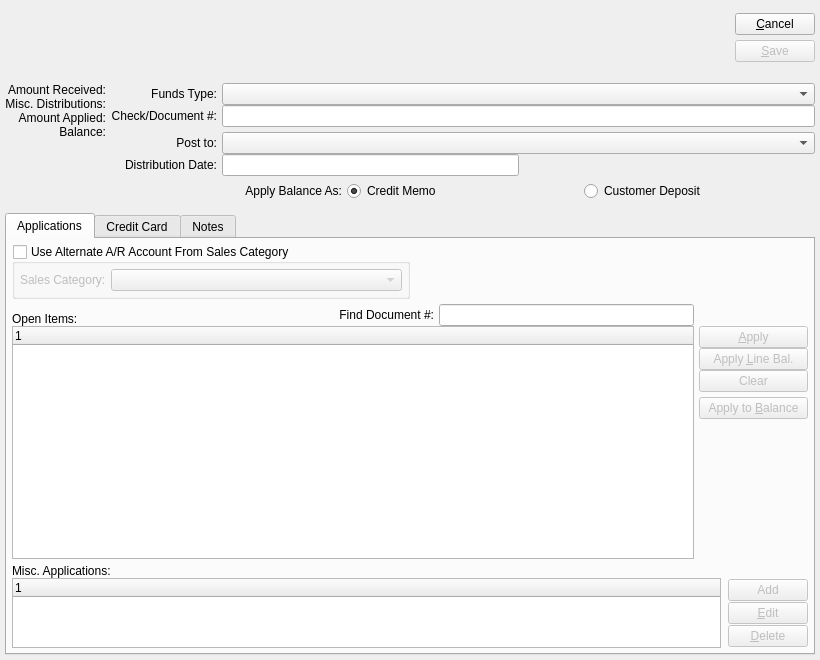
First picture: the form in xtuple/trunk/guiclient/cashReceipt.ui, repository WooodHead/xtuple, before the edit.
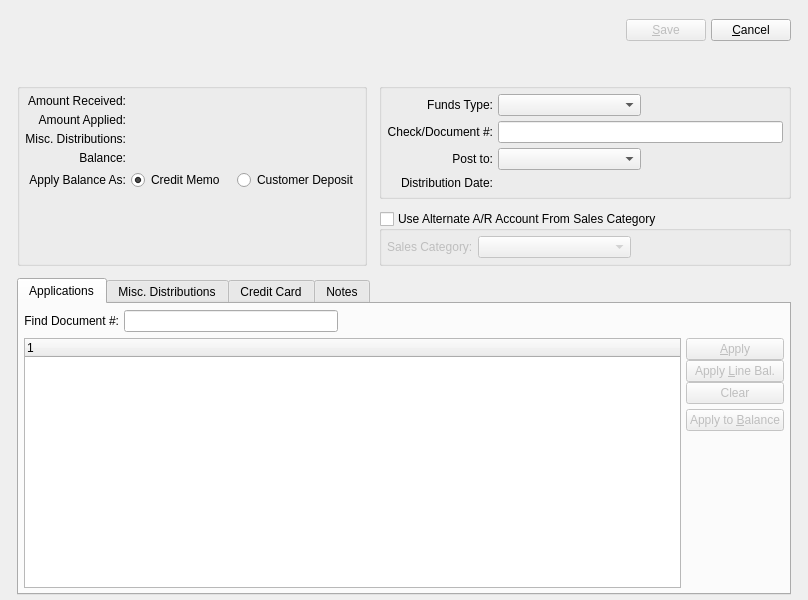
Second picture: the form after the edit. Custom widgets are drawn as their Qt base class.

Commit message: issue #7240:  Tidy up cash receipt window.  Touch up layout spacing on a couple others.

Patch:
```diff
--- a/xtuple/trunk/guiclient/cashReceipt.ui
+++ b/xtuple/trunk/guiclient/cashReceipt.ui
@@ -5,8 +5,8 @@
    <rect>
     <x>0</x>
     <y>0</y>
-    <width>820</width>
-    <height>660</height>
+    <width>808</width>
+    <height>600</height>
    </rect>
   </property>
   <property name="windowTitle" >
@@ -16,13 +16,19 @@
    <layout class="QGridLayout" >
     <item row="0" column="0" >
      <layout class="QGridLayout" >
+      <property name="leftMargin" >
+       <number>12</number>
+      </property>
+      <property name="rightMargin" >
+       <number>12</number>
+      </property>
       <property name="horizontalSpacing" >
        <number>12</number>
       </property>
       <property name="verticalSpacing" >
        <number>12</number>
       </property>
-      <item row="0" column="0" >
+      <item row="0" column="0" colspan="2" >
        <layout class="QHBoxLayout" >
         <item>
          <widget class="CustCluster" name="_cust" >
@@ -41,31 +47,16 @@
           </property>
           <property name="sizeHint" >
            <size>
-            <width>371</width>
+            <width>271</width>
             <height>66</height>
            </size>
           </property>
          </spacer>
         </item>
-       </layout>
-      </item>
-      <item row="0" column="1" >
-       <layout class="QVBoxLayout" >
-        <property name="spacing" >
-         <number>0</number>
-        </property>
         <item>
          <layout class="QVBoxLayout" >
-          <property name="spacing" >
-           <number>5</number>
-          </property>
           <item>
-           <widget class="QPushButton" name="_close" >
-            <property name="text" >
-             <string>&amp;Cancel</string>
-            </property>
-           </widget>
-          </item>
+           <layout class="QHBoxLayout" >
           <item>
            <widget class="QPushButton" name="_save" >
             <property name="enabled" >
@@ -85,6 +76,13 @@
             </property>
            </widget>
           </item>
+            <item>
+             <widget class="QPushButton" name="_close" >
+              <property name="text" >
+               <string>&amp;Cancel</string>
+              </property>
+             </widget>
+            </item>
          </layout>
         </item>
         <item>
@@ -97,34 +95,29 @@
           </property>
           <property name="sizeHint" >
            <size>
-            <width>10</width>
-            <height>0</height>
+              <width>81</width>
+              <height>16</height>
            </size>
           </property>
          </spacer>
         </item>
        </layout>
       </item>
-      <item row="1" column="0" colspan="2" >
-       <layout class="QHBoxLayout" >
-        <property name="spacing" >
-         <number>5</number>
+       </layout>
+      </item>
+      <item rowspan="2" row="1" column="0" >
+       <widget class="QGroupBox" name="_amountGroup" >
+        <property name="title" >
+         <string/>
         </property>
-        <item>
          <layout class="QGridLayout" >
-          <property name="horizontalSpacing" >
-           <number>0</number>
-          </property>
-          <property name="verticalSpacing" >
-           <number>0</number>
-          </property>
           <item row="0" column="0" >
            <widget class="QLabel" name="_receivedLit" >
             <property name="text" >
              <string>Amount Received:</string>
             </property>
             <property name="alignment" >
-             <set>Qt::AlignRight|Qt::AlignTop|Qt::AlignTrailing</set>
+            <set>Qt::AlignRight|Qt::AlignTrailing|Qt::AlignVCenter</set>
             </property>
            </widget>
           </item>
@@ -136,29 +129,6 @@
            </widget>
           </item>
           <item row="1" column="0" >
-           <widget class="QLabel" name="_miscDistribsLit" >
-            <property name="sizePolicy" >
-             <sizepolicy vsizetype="Fixed" hsizetype="Preferred" >
-              <horstretch>0</horstretch>
-              <verstretch>0</verstretch>
-             </sizepolicy>
-            </property>
-            <property name="text" >
-             <string>Misc. Distributions:</string>
-            </property>
-            <property name="alignment" >
-             <set>Qt::AlignRight|Qt::AlignTrailing|Qt::AlignVCenter</set>
-            </property>
-           </widget>
-          </item>
-          <item row="1" column="1" >
-           <widget class="CurrDisplay" name="_miscDistribs" >
-            <property name="focusPolicy" >
-             <enum>Qt::NoFocus</enum>
-            </property>
-           </widget>
-          </item>
-          <item row="2" column="0" >
            <widget class="QLabel" name="_amountAppliedLit" >
             <property name="sizePolicy" >
              <sizepolicy vsizetype="Fixed" hsizetype="Preferred" >
@@ -174,13 +144,36 @@
             </property>
            </widget>
           </item>
-          <item row="2" column="1" >
+         <item row="1" column="1" >
            <widget class="CurrDisplay" name="_applied" >
             <property name="focusPolicy" >
              <enum>Qt::NoFocus</enum>
             </property>
            </widget>
           </item>
+         <item row="2" column="0" >
+          <widget class="QLabel" name="_miscDistribsLit" >
+           <property name="sizePolicy" >
+            <sizepolicy vsizetype="Fixed" hsizetype="Preferred" >
+             <horstretch>0</horstretch>
+             <verstretch>0</verstretch>
+            </sizepolicy>
+           </property>
+           <property name="text" >
+            <string>Misc. Distributions:</string>
+           </property>
+           <property name="alignment" >
+            <set>Qt::AlignRight|Qt::AlignTrailing|Qt::AlignVCenter</set>
+           </property>
+          </widget>
+         </item>
+         <item row="2" column="1" >
+          <widget class="CurrDisplay" name="_miscDistribs" >
+           <property name="focusPolicy" >
+            <enum>Qt::NoFocus</enum>
+           </property>
+          </widget>
+         </item>
           <item row="3" column="0" >
            <widget class="QLabel" name="_balanceLit" >
             <property name="sizePolicy" >
@@ -205,41 +198,73 @@
            </widget>
           </item>
           <item row="4" column="0" >
+          <widget class="QLabel" name="_applyBalLit" >
+           <property name="text" >
+            <string>Apply Balance As:</string>
+           </property>
+           <property name="alignment" >
+            <set>Qt::AlignRight|Qt::AlignTrailing|Qt::AlignVCenter</set>
+           </property>
+          </widget>
+         </item>
+         <item row="4" column="1" >
+          <layout class="QHBoxLayout" >
+           <property name="spacing" >
+            <number>12</number>
+           </property>
+           <item>
+            <widget class="QRadioButton" name="_balCreditMemo" >
+             <property name="text" >
+              <string>Credit Memo</string>
+             </property>
+             <property name="checked" >
+              <bool>true</bool>
+             </property>
+            </widget>
+           </item>
+           <item>
+            <widget class="QRadioButton" name="_balCustomerDeposit" >
+             <property name="text" >
+              <string>Customer Deposit</string>
+             </property>
+            </widget>
+           </item>
+          </layout>
+         </item>
+         <item row="5" column="1" >
            <spacer>
             <property name="orientation" >
              <enum>Qt::Vertical</enum>
             </property>
-            <property name="sizeType" >
-             <enum>QSizePolicy::MinimumExpanding</enum>
-            </property>
             <property name="sizeHint" >
              <size>
-              <width>0</width>
-              <height>0</height>
+             <width>20</width>
+             <height>21</height>
              </size>
             </property>
            </spacer>
           </item>
          </layout>
-        </item>
-        <item>
-         <layout class="QVBoxLayout" >
-          <property name="spacing" >
-           <number>5</number>
-          </property>
-          <item>
+       </widget>
+      </item>
+      <item row="1" column="1" >
+       <widget class="QGroupBox" name="_docGroup" >
+        <property name="title" >
+         <string/>
+        </property>
            <layout class="QGridLayout" >
-            <property name="horizontalSpacing" >
-             <number>5</number>
-            </property>
-            <property name="verticalSpacing" >
-             <number>5</number>
-            </property>
+         <item row="0" column="0" >
+          <widget class="QLabel" name="_typeLit" >
+           <property name="text" >
+            <string>Funds Type:</string>
+           </property>
+           <property name="alignment" >
+            <set>Qt::AlignRight|Qt::AlignTrailing|Qt::AlignVCenter</set>
+           </property>
+          </widget>
+         </item>
             <item row="0" column="1" >
-             <layout class="QVBoxLayout" >
-              <property name="spacing" >
-               <number>0</number>
-              </property>
+          <layout class="QHBoxLayout" >
               <item>
                <widget class="XComboBox" name="_fundsType" >
                 <property name="sizePolicy" >
@@ -251,20 +276,41 @@
                </widget>
               </item>
               <item>
+            <spacer>
+             <property name="orientation" >
+              <enum>Qt::Horizontal</enum>
+             </property>
+             <property name="sizeHint" >
+              <size>
+               <width>40</width>
+               <height>20</height>
+              </size>
+             </property>
+            </spacer>
+           </item>
+          </layout>
+         </item>
+         <item row="1" column="0" >
+          <widget class="QLabel" name="_doumentNumberLit" >
+           <property name="text" >
+            <string>Check/Document #:</string>
+           </property>
+           <property name="alignment" >
+            <set>Qt::AlignRight|Qt::AlignTrailing|Qt::AlignVCenter</set>
+           </property>
+           <property name="buddy" >
+            <cstring>_docNumber</cstring>
+           </property>
+          </widget>
+         </item>
+         <item row="1" column="1" >
                <widget class="XLineEdit" name="_docNumber" >
                 <property name="alignment" >
                  <set>Qt::AlignLeading</set>
                 </property>
                </widget>
               </item>
-             </layout>
-            </item>
-            <item row="1" column="0" >
-             <layout class="QVBoxLayout" >
-              <property name="spacing" >
-               <number>0</number>
-              </property>
-              <item>
+         <item row="2" column="0" >
                <widget class="QLabel" name="_postToLit" >
                 <property name="text" >
                  <string>Post to:</string>
@@ -274,7 +320,34 @@
                 </property>
                </widget>
               </item>
+         <item row="2" column="1" >
+          <layout class="QHBoxLayout" >
               <item>
+            <widget class="XComboBox" name="_bankaccnt" >
+             <property name="sizePolicy" >
+              <sizepolicy vsizetype="Fixed" hsizetype="Expanding" >
+               <horstretch>0</horstretch>
+               <verstretch>0</verstretch>
+              </sizepolicy>
+             </property>
+            </widget>
+           </item>
+           <item>
+            <spacer>
+             <property name="orientation" >
+              <enum>Qt::Horizontal</enum>
+             </property>
+             <property name="sizeHint" >
+              <size>
+               <width>40</width>
+               <height>20</height>
+              </size>
+             </property>
+            </spacer>
+           </item>
+          </layout>
+         </item>
+         <item row="3" column="0" >
                <widget class="QLabel" name="_distDateLit" >
                 <property name="text" >
                  <string>Distribution Date:</string>
@@ -287,54 +360,7 @@
                 </property>
                </widget>
               </item>
-             </layout>
-            </item>
-            <item row="0" column="0" >
-             <layout class="QVBoxLayout" >
-              <property name="spacing" >
-               <number>0</number>
-              </property>
-              <item>
-               <widget class="QLabel" name="_typeLit" >
-                <property name="text" >
-                 <string>Funds Type:</string>
-                </property>
-                <property name="alignment" >
-                 <set>Qt::AlignRight|Qt::AlignTrailing|Qt::AlignVCenter</set>
-                </property>
-               </widget>
-              </item>
-              <item>
-               <widget class="QLabel" name="_doumentNumberLit" >
-                <property name="text" >
-                 <string>Check/Document #:</string>
-                </property>
-                <property name="alignment" >
-                 <set>Qt::AlignRight|Qt::AlignTrailing|Qt::AlignVCenter</set>
-                </property>
-                <property name="buddy" >
-                 <cstring>_docNumber</cstring>
-                </property>
-               </widget>
-              </item>
-             </layout>
-            </item>
-            <item row="1" column="1" >
-             <layout class="QVBoxLayout" >
-              <property name="spacing" >
-               <number>0</number>
-              </property>
-              <item>
-               <widget class="XComboBox" name="_bankaccnt" >
-                <property name="sizePolicy" >
-                 <sizepolicy vsizetype="Fixed" hsizetype="Expanding" >
-                  <horstretch>0</horstretch>
-                  <verstretch>0</verstretch>
-                 </sizepolicy>
-                </property>
-               </widget>
-              </item>
-              <item>
+         <item row="3" column="1" >
                <layout class="QHBoxLayout" >
                 <property name="spacing" >
                  <number>0</number>
@@ -361,82 +387,9 @@
                </layout>
               </item>
              </layout>
-            </item>
-           </layout>
-          </item>
-          <item>
-           <spacer>
-            <property name="orientation" >
-             <enum>Qt::Vertical</enum>
-            </property>
-            <property name="sizeType" >
-             <enum>QSizePolicy::MinimumExpanding</enum>
-            </property>
-            <property name="sizeHint" >
-             <size>
-              <width>0</width>
-              <height>0</height>
-             </size>
-            </property>
-           </spacer>
-          </item>
-          <item>
-           <layout class="QHBoxLayout" >
-            <item>
-             <widget class="QLabel" name="_applyBalLit" >
-              <property name="text" >
-               <string>Apply Balance As:</string>
-              </property>
-              <property name="alignment" >
-               <set>Qt::AlignRight|Qt::AlignTrailing|Qt::AlignVCenter</set>
-              </property>
-             </widget>
-            </item>
-            <item>
-             <widget class="QRadioButton" name="_balCreditMemo" >
-              <property name="text" >
-               <string>Credit Memo</string>
-              </property>
-              <property name="checked" >
-               <bool>true</bool>
-              </property>
-             </widget>
-            </item>
-            <item>
-             <widget class="QRadioButton" name="_balCustomerDeposit" >
-              <property name="text" >
-               <string>Customer Deposit</string>
-              </property>
-             </widget>
-            </item>
-           </layout>
-          </item>
-         </layout>
-        </item>
-       </layout>
-      </item>
-      <item row="2" column="0" colspan="2" >
-       <widget class="QTabWidget" name="_tab" >
-        <property name="sizePolicy" >
-         <sizepolicy vsizetype="Expanding" hsizetype="Expanding" >
-          <horstretch>0</horstretch>
-          <verstretch>1</verstretch>
-         </sizepolicy>
-        </property>
-        <property name="currentIndex" >
-         <number>0</number>
-        </property>
-        <widget class="QWidget" name="_applicationsTab" >
-         <attribute name="title" >
-          <string>Applications</string>
-         </attribute>
-         <layout class="QVBoxLayout" >
-          <item>
-           <layout class="QHBoxLayout" >
-            <property name="spacing" >
-             <number>5</number>
-            </property>
-            <item>
+       </widget>
+      </item>
+      <item row="2" column="1" >
              <widget class="QGroupBox" name="_altAccnt" >
               <property name="enabled" >
                <bool>true</bool>
@@ -453,30 +406,15 @@
               <property name="checked" >
                <bool>false</bool>
               </property>
-              <layout class="QHBoxLayout" >
-               <property name="spacing" >
-                <number>5</number>
-               </property>
-               <property name="leftMargin" >
-                <number>5</number>
-               </property>
-               <property name="topMargin" >
-                <number>5</number>
-               </property>
-               <property name="rightMargin" >
-                <number>5</number>
-               </property>
-               <property name="bottomMargin" >
-                <number>5</number>
-               </property>
-               <item>
+        <layout class="QGridLayout" >
+         <item row="0" column="0" >
                 <widget class="QLabel" name="_salescatLit" >
                  <property name="text" >
                   <string>Sales Category:</string>
                  </property>
                 </widget>
                </item>
-               <item>
+         <item row="0" column="1" >
                 <widget class="XComboBox" name="_salescat" >
                  <property name="sizePolicy" >
                   <sizepolicy vsizetype="Fixed" hsizetype="MinimumExpanding" >
@@ -486,10 +424,7 @@
                  </property>
                 </widget>
                </item>
-              </layout>
-             </widget>
-            </item>
-            <item>
+         <item row="0" column="2" >
              <spacer>
               <property name="orientation" >
                <enum>Qt::Horizontal</enum>
@@ -506,50 +441,25 @@
              </spacer>
             </item>
            </layout>
-          </item>
-          <item>
+       </widget>
+      </item>
+      <item row="3" column="0" colspan="2" >
+       <widget class="QTabWidget" name="_tab" >
+        <property name="sizePolicy" >
+         <sizepolicy vsizetype="Expanding" hsizetype="Expanding" >
+          <horstretch>0</horstretch>
+          <verstretch>1</verstretch>
+         </sizepolicy>
+        </property>
+        <property name="currentIndex" >
+         <number>0</number>
+        </property>
+        <widget class="QWidget" name="_applicationsTab" >
+         <attribute name="title" >
+          <string>Applications</string>
+         </attribute>
            <layout class="QGridLayout" >
-            <property name="horizontalSpacing" >
-             <number>0</number>
-            </property>
-            <property name="verticalSpacing" >
-             <number>0</number>
-            </property>
             <item row="0" column="0" >
-             <layout class="QHBoxLayout" >
-              <property name="spacing" >
-               <number>5</number>
-              </property>
-              <item>
-               <widget class="QLabel" name="_openItemsLit" >
-                <property name="text" >
-                 <string>Open Items:</string>
-                </property>
-                <property name="alignment" >
-                 <set>Qt::AlignBottom</set>
-                </property>
-                <property name="buddy" >
-                 <cstring>_aropen</cstring>
-                </property>
-               </widget>
-              </item>
-              <item>
-               <spacer>
-                <property name="orientation" >
-                 <enum>Qt::Horizontal</enum>
-                </property>
-                <property name="sizeType" >
-                 <enum>QSizePolicy::Expanding</enum>
-                </property>
-                <property name="sizeHint" >
-                 <size>
-                  <width>40</width>
-                  <height>20</height>
-                 </size>
-                </property>
-               </spacer>
-              </item>
-              <item>
                <widget class="QLabel" name="_searchOpenItemsLit" >
                 <property name="text" >
                  <string>Find Document #:</string>
@@ -559,17 +469,10 @@
                 </property>
                </widget>
               </item>
-              <item>
+          <item row="0" column="1" >
                <widget class="QLineEdit" name="_searchDocNum" />
               </item>
-             </layout>
-            </item>
-            <item row="1" column="1" >
-             <layout class="QHBoxLayout" >
-              <property name="spacing" >
-               <number>0</number>
-              </property>
-              <item>
+          <item row="0" column="2" >
                <spacer>
                 <property name="orientation" >
                  <enum>Qt::Horizontal</enum>
@@ -579,11 +482,32 @@
                 </property>
                 <property name="sizeHint" >
                  <size>
-                  <width>5</width>
-                  <height>20</height>
+              <width>441</width>
+              <height>24</height>
                  </size>
                 </property>
                </spacer>
+          </item>
+          <item row="1" column="0" colspan="3" >
+           <layout class="QHBoxLayout" >
+            <item>
+             <widget class="XTreeWidget" name="_aropen" >
+              <property name="sizePolicy" >
+               <sizepolicy vsizetype="Expanding" hsizetype="Expanding" >
+                <horstretch>1</horstretch>
+                <verstretch>0</verstretch>
+               </sizepolicy>
+              </property>
+              <property name="minimumSize" >
+               <size>
+                <width>0</width>
+                <height>100</height>
+               </size>
+              </property>
+              <property name="selectionMode" >
+               <enum>QAbstractItemView::ExtendedSelection</enum>
+              </property>
+             </widget>
               </item>
               <item>
                <layout class="QVBoxLayout" >
@@ -661,64 +585,14 @@
               </item>
              </layout>
             </item>
-            <item row="0" column="1" >
-             <spacer>
-              <property name="orientation" >
-               <enum>Qt::Horizontal</enum>
-              </property>
-              <property name="sizeType" >
-               <enum>QSizePolicy::Minimum</enum>
-              </property>
-              <property name="sizeHint" >
-               <size>
-                <width>114</width>
-                <height>20</height>
-               </size>
-              </property>
-             </spacer>
-            </item>
-            <item row="1" column="0" >
-             <widget class="XTreeWidget" name="_aropen" >
-              <property name="sizePolicy" >
-               <sizepolicy vsizetype="Expanding" hsizetype="Expanding" >
-                <horstretch>0</horstretch>
-                <verstretch>0</verstretch>
-               </sizepolicy>
-              </property>
-              <property name="minimumSize" >
-               <size>
-                <width>0</width>
-                <height>100</height>
-               </size>
-              </property>
-              <property name="selectionMode" >
-               <enum>QAbstractItemView::ExtendedSelection</enum>
-              </property>
-             </widget>
-            </item>
-           </layout>
-          </item>
-          <item>
-           <layout class="QVBoxLayout" >
-            <property name="spacing" >
-             <number>0</number>
-            </property>
-            <item>
-             <widget class="QLabel" name="_miscApplicationsLit" >
-              <property name="text" >
-               <string>Misc. Applications:</string>
-              </property>
-              <property name="buddy" >
-               <cstring>_cashrcptmisc</cstring>
-              </property>
-             </widget>
-            </item>
-            <item>
-             <layout class="QHBoxLayout" >
-              <property name="spacing" >
-               <number>7</number>
-              </property>
-              <item>
+         </layout>
+        </widget>
+        <widget class="QWidget" name="_tabMiscDist" >
+         <attribute name="title" >
+          <string>Misc. Distributions</string>
+         </attribute>
+         <layout class="QGridLayout" >
+          <item row="0" column="0" >
                <widget class="XTreeWidget" name="_cashrcptmisc" >
                 <property name="sizePolicy" >
                  <sizepolicy vsizetype="Preferred" hsizetype="Expanding" >
@@ -734,7 +608,7 @@
                 </property>
                </widget>
               </item>
-              <item>
+          <item row="0" column="1" >
                <layout class="QVBoxLayout" >
                 <property name="spacing" >
                  <number>0</number>
@@ -769,9 +643,18 @@
                   </property>
                  </widget>
                 </item>
-               </layout>
-              </item>
-             </layout>
+            <item>
+             <spacer>
+              <property name="orientation" >
+               <enum>Qt::Vertical</enum>
+              </property>
+              <property name="sizeHint" >
+               <size>
+                <width>20</width>
+                <height>40</height>
+               </size>
+              </property>
+             </spacer>
             </item>
            </layout>
           </item>
@@ -943,7 +826,7 @@
   </customwidget>
   <customwidget>
    <class>DLineEdit</class>
-   <extends>XLineEdit</extends>
+   <extends>QWidget</extends>
    <header>datecluster.h</header>
    <container>1</container>
   </customwidget>
```
Left out of the diff: 4 changed lines with no effect on the pictures. Lines whose indentation alone changed are shown as unchanged. The commit also changes 2 other files.
